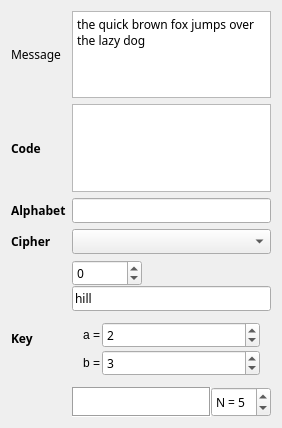
This is sem5/pkc/ui/cipher_widget.ui in harababurel/homework as Qt 5 draws it before an edit. The edited form follows.
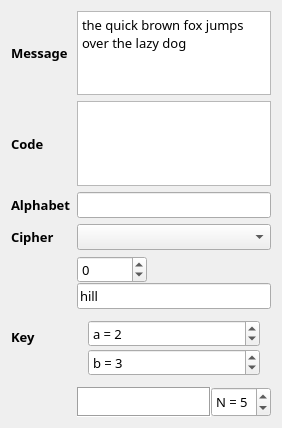
This is the edited form.

```diff
--- a/sem5/pkc/ui/cipher_widget.ui
+++ b/sem5/pkc/ui/cipher_widget.ui
@@ -10,6 +10,14 @@
     <height>428</height>
    </rect>
   </property>
+  <property name="font">
+   <font>
+    <family>Ubuntu Mono</family>
+    <pointsize>10</pointsize>
+    <weight>50</weight>
+    <bold>false</bold>
+   </font>
+  </property>
   <property name="windowTitle">
    <string>Cipher</string>
   </property>
@@ -21,6 +29,8 @@
        <property name="font">
         <font>
          <family>Ubuntu Mono</family>
+         <weight>75</weight>
+         <bold>true</bold>
         </font>
        </property>
        <property name="text">
@@ -97,26 +107,7 @@
           <property name="spacing">
            <number>2</number>
           </property>
-          <item row="1" column="0">
-           <widget class="QLabel" name="key_b_label">
-            <property name="sizePolicy">
-             <sizepolicy hsizetype="Maximum" vsizetype="Preferred">
-              <horstretch>0</horstretch>
-              <verstretch>0</verstretch>
-             </sizepolicy>
-            </property>
-            <property name="font">
-             <font>
-              <weight>50</weight>
-              <bold>false</bold>
-             </font>
-            </property>
-            <property name="text">
-             <string>b =</string>
-            </property>
-           </widget>
-          </item>
-          <item row="0" column="1">
+          <item row="0" column="0">
            <widget class="QSpinBox" name="key_a_spin_box">
             <property name="font">
              <font>
@@ -125,6 +116,9 @@
               <bold>false</bold>
              </font>
             </property>
+            <property name="prefix">
+             <string>a = </string>
+            </property>
             <property name="minimum">
              <number>-2147483648</number>
             </property>
@@ -136,26 +130,7 @@
             </property>
            </widget>
           </item>
-          <item row="0" column="0">
-           <widget class="QLabel" name="key_a_label">
-            <property name="sizePolicy">
-             <sizepolicy hsizetype="Maximum" vsizetype="Preferred">
-              <horstretch>0</horstretch>
-              <verstretch>0</verstretch>
-             </sizepolicy>
-            </property>
-            <property name="font">
-             <font>
-              <weight>50</weight>
-              <bold>false</bold>
-             </font>
-            </property>
-            <property name="text">
-             <string>a =</string>
-            </property>
-           </widget>
-          </item>
-          <item row="1" column="1">
+          <item row="1" column="0">
            <widget class="QSpinBox" name="key_b_spin_box">
             <property name="font">
              <font>
@@ -164,6 +139,9 @@
               <bold>false</bold>
              </font>
             </property>
+            <property name="prefix">
+             <string>b = </string>
+            </property>
             <property name="minimum">
              <number>-2147483648</number>
             </property>
```
Left out of the diff: 6 changed lines with no effect on the pictures.
